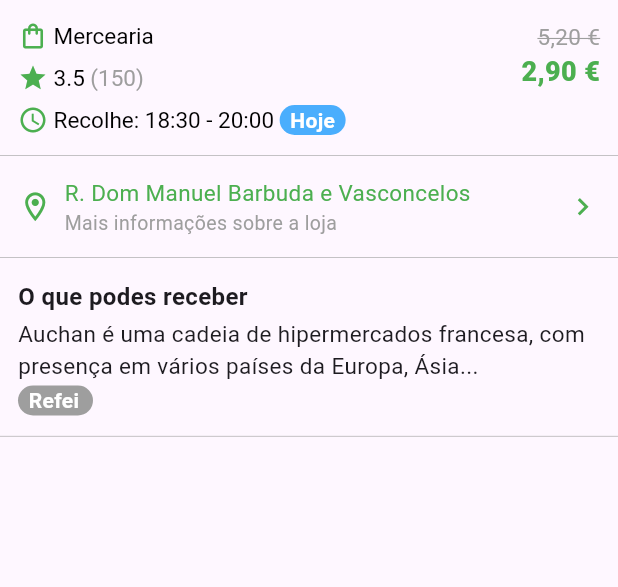
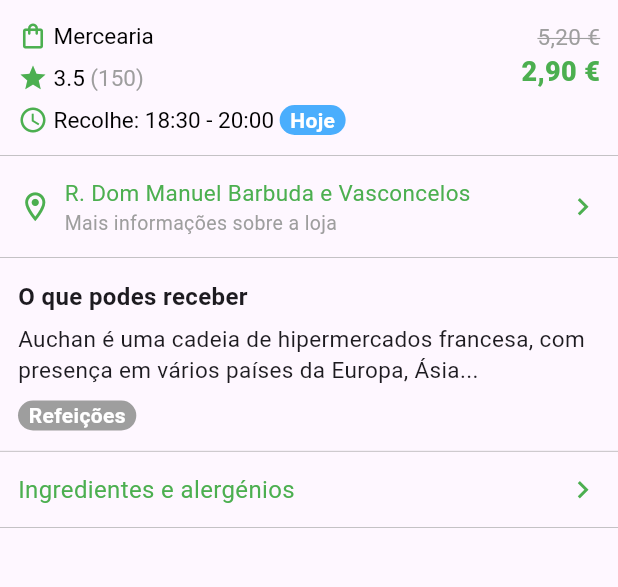
Before and after one commit to Migas77/homework_cm, a Flutter app: the screen it shows after launch, after a tap on an icon or button, on a phone screen of 412 x 824 dp, the part 342-929 px from its top. Run offline on Flutter 3.47's test engine with Material 3 defaults, Android fonts, the phone set to English and light mode, and no system bars; our stand-ins replace animated_toggle_switch, google_maps_flutter.

Commit message:
Ingredientes e alergénicos section

```diff
--- a/lib/screens/store_screen.dart
+++ b/lib/screens/store_screen.dart
@@ -292,14 +292,14 @@ class StoreScreen extends StatelessWidget {
                     fontWeight: FontWeight.bold,
                     fontSize: 16,
                   ))),
-                  const SizedBox(height: 3),
+                  const SizedBox(height: 6),
                   Align(alignment: Alignment.centerLeft, child: Text(store.description, style: const TextStyle(
                     fontSize: 15,
                   ))),
-                  const SizedBox(height: 3),
-                  Container(
+                  const SizedBox(height: 10),
+                  IntrinsicWidth(
+                    child: Container(
                       padding: const EdgeInsets.symmetric(horizontal: 7),
-                    width: 50,
                       height: 20,
                       alignment: Alignment.center,
                       decoration: BoxDecoration(
@@ -313,9 +313,34 @@ class StoreScreen extends StatelessWidget {
                           color: Colors.white,
                         ),
                       ),
+                    ),
                   )
                 ],
               )
+            ),
+
+            const Divider(
+              height: 0,
+              thickness: 0.4,
+              color: Colors.grey,
+            ),
+
+            const Padding(
+              padding: EdgeInsets.symmetric(horizontal: 12, vertical: 14),
+              child: Row(
+                mainAxisAlignment: MainAxisAlignment.spaceBetween,
+                children: [
+                  Text("Ingredientes e alergénios", style: TextStyle(
+                    color: Colors.green,
+                    fontSize: 16,
+                  )),
+                  Icon(
+                    Icons.chevron_right_outlined,
+                    color: Colors.green,
+                    size: 23,
+                  )
+                ],
+              ),
             ),
 
             const Divider(
```
Lines whose indentation alone changed are shown as unchanged.
